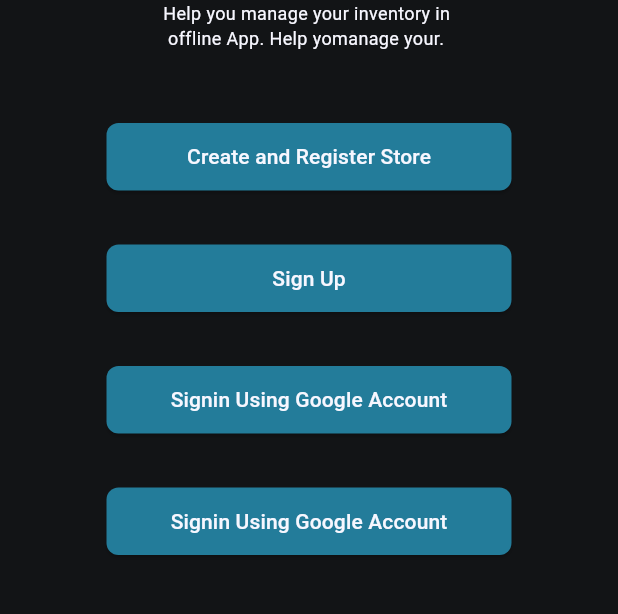
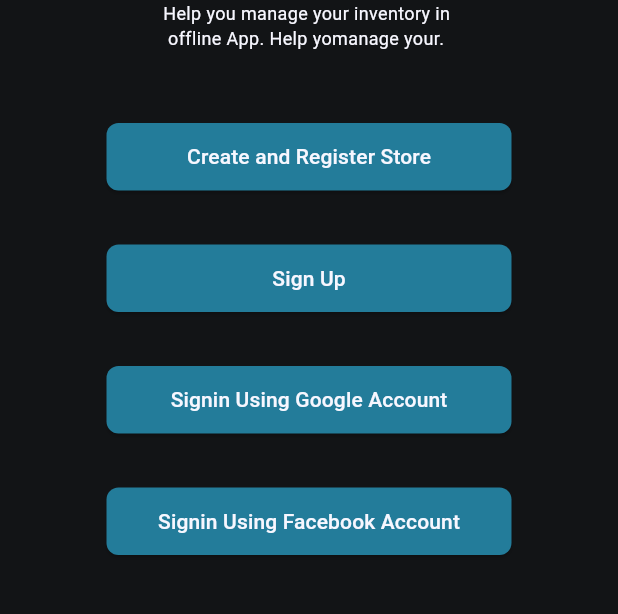
Before and after one commit to maliksubhan3018/spsole, a Flutter app: the Getstarted screen opened by its route, on a phone screen of 412 x 824 dp, the part 354-968 px from its top. Run offline on Flutter 3.47's test engine with Material 3 defaults, Android fonts, the phone set to English and light mode, and no system bars; our stand-ins replace animated_splash_screen, cloud_firestore, firebase_auth, firebase_core, get, persistent_bottom_nav_bar and 1 more; accounts and stored records are empty.

Commit message:
signin using facebook

```diff
--- a/lib/view/onboarding/get_started.dart
+++ b/lib/view/onboarding/get_started.dart
@@ -54,11 +54,10 @@
  Get.toNamed(MyPagesName.signUp);                },
               ),
               SizedBox(height: 20,),
-               Button(
-                text: "Signin Using Google Account",
-                onPressed: () {
- Get.toNamed(MyPagesName.signUp);                },
-              ),
+                Button(
+                  text: "Signin Using Facebook Account",
+                  onPressed: () { Get.toNamed(MyPagesName.signUp);                  },
+                ),
             ],
           ),
         ),
```
